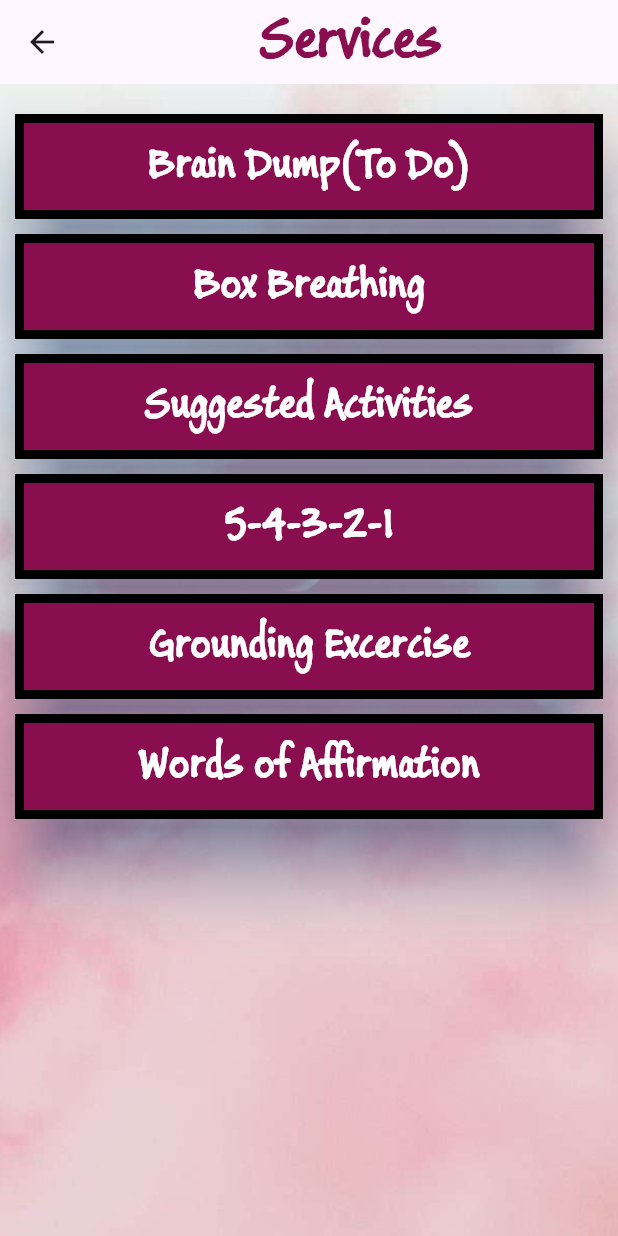
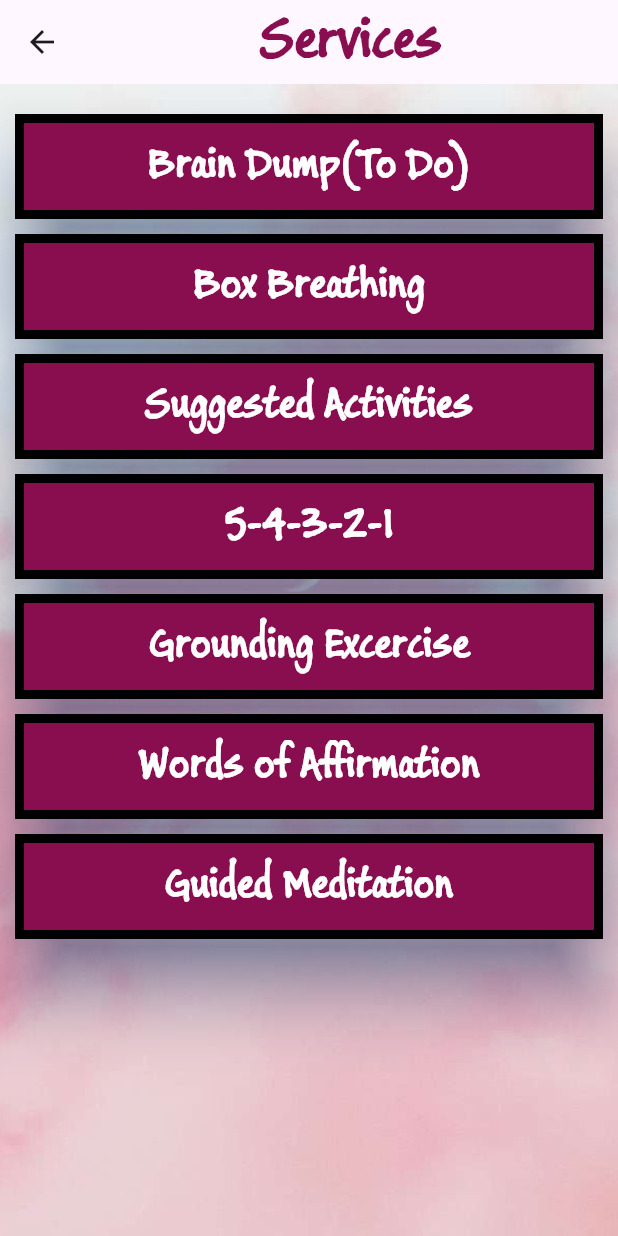
Before and after one commit to zarintasnimfema7/kite1, a Flutter app: the Services screen opened directly, on a phone screen of 412 x 824 dp. Run offline on Flutter 3.47's test engine with Material 3 defaults, Android fonts, the phone set to English and light mode, and no system bars; our stand-ins replace cloud_firestore, firebase_auth, firebase_core, flutter_slidable, get, hive and 1 more; accounts and stored records are empty.

Commit message:
more changes

```diff
--- a/lib/chat_services.dart
+++ b/lib/chat_services.dart
@@ -35,7 +35,7 @@ Future<void> sendMessage(String receiverID,message) async{
 
   await _firestore.collection('chat_rooms')
       .doc(chatRoomID)
-      .collection('message')
+      .collection('messages')
       .add(newMessage.toMap());
 
 }
@@ -46,7 +46,7 @@ Stream<QuerySnapshot> getMessage(String userID,otherUserID) {
   String chatRoomID=ids.join('_');
   return _firestore.collection("chat_rooms")
       .doc(chatRoomID)
-      .collection("message")
+      .collection("messages")
       .orderBy("timestamp",descending: false)
       .snapshots();
 }
--- a/lib/chatpage.dart
+++ b/lib/chatpage.dart
@@ -1,4 +1,4 @@
-//import 'dart:js';
+
 
 import 'package:cloud_firestore/cloud_firestore.dart';
 import 'package:firebase_auth/firebase_auth.dart';
@@ -18,6 +18,8 @@ class Chat extends StatelessWidget {
   User?getCurrentUser(){
     return _auth.currentUser;
   }
+
+
 
   @override
   Widget build(BuildContext context) {
--- a/lib/homescreen.dart
+++ b/lib/homescreen.dart
@@ -1,6 +1,5 @@
 import 'package:flutter/material.dart';
 import 'package:kite/chatpage.dart';
-import 'package:kite/firebase_auth_implementation/authService.dart';
 import 'package:kite/help.dart';
 import 'package:kite/info.dart';
 import 'package:kite/loginPage.dart';
--- a/lib/pages/3.dart
+++ b/lib/pages/3.dart
@@ -2,7 +2,7 @@ import 'package:flutter/material.dart';
 import 'package:kite/exercise.dart';
 import 'package:kite/guided_meditation.dart';
 import 'package:kite/random_action_generator.dart';
-import 'package:kite/words_of_affirmation.dart';
+
 
 class three extends StatelessWidget {
   const three({super.key});
--- a/lib/pages/5.dart
+++ b/lib/pages/5.dart
@@ -2,7 +2,7 @@ import 'package:flutter/material.dart';
 import 'package:kite/exercise.dart';
 import 'package:kite/guided_meditation.dart';
 import 'package:kite/random_action_generator.dart';
-import 'package:kite/words_of_affirmation.dart';
+
 
 class five extends StatelessWidget {
   const five({super.key});
--- a/lib/pages/6.dart
+++ b/lib/pages/6.dart
@@ -2,7 +2,7 @@ import 'package:flutter/material.dart';
 import 'package:kite/exercise.dart';
 import 'package:kite/guided_meditation.dart';
 import 'package:kite/random_action_generator.dart';
-import 'package:kite/words_of_affirmation.dart';
+
 
 class six extends StatelessWidget {
   const six({super.key});
--- a/lib/pages/7.dart
+++ b/lib/pages/7.dart
@@ -2,8 +2,7 @@ import 'package:flutter/material.dart';
 import 'package:kite/exercise.dart';
 import 'package:kite/five_four_three_two_one.dart';
 import 'package:kite/guided_meditation.dart';
-import 'package:kite/random_action_generator.dart';
-import 'package:kite/words_of_affirmation.dart';
+
 
 class seven extends StatelessWidget {
   const seven({super.key});
--- a/lib/services.dart
+++ b/lib/services.dart
@@ -2,6 +2,7 @@ import 'package:flutter/material.dart';
 import 'package:kite/activities.dart';
 import 'package:kite/exercise.dart';
 import 'package:kite/grounding_exercise.dart';
+import 'package:kite/guided_meditation.dart';
 import 'package:kite/random_action_generator.dart';
 import 'package:kite/toDoHome.dart';
 import 'package:kite/todo_tile.dart';
@@ -187,6 +188,30 @@ class Services extends StatelessWidget {
                   ),
                 ),
               ),
+              const SizedBox(height: 10,),
+              ElevatedButton(
+                onPressed: (){
+                  Navigator.push(context, MaterialPageRoute(builder:(context)=>  GuidedMeditationPage()));
+                },
+                style: ElevatedButton.styleFrom(
+                  backgroundColor: Colors.pink.shade900,
+                  side: const BorderSide(color: Colors.black,width: 6),
+                  fixedSize: const Size(400,70),
+                  shape: const RoundedRectangleBorder(),
+                  elevation: 20,
+                  shadowColor: Colors.blue.shade900,
+
+                ),
+                child: const Text("Guided Meditation",
+                  style: TextStyle(
+                    fontSize: 30,
+                    fontWeight: FontWeight.bold,
+                    color: Colors.white,
+                    fontFamily: "BUXTONSKETCH",
+
+                  ),
+                ),
+              ),
 
             ],
           ),
```
Also changed, not shown: lib/chat.dart (+1 -6 lines), lib/guided_meditation.dart (+7 -3 lines), lib/main.dart (+1 -6 lines).
